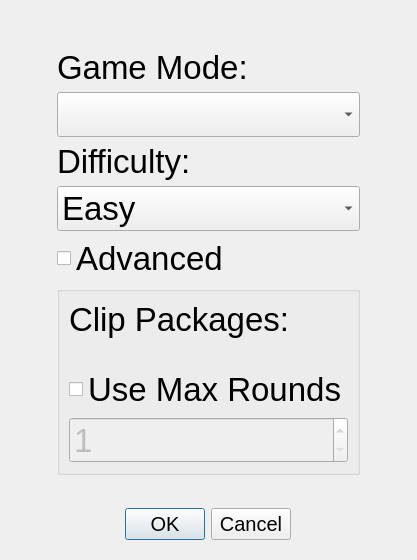
The window that ui/clippackagedialog.ui (tdauth/gustavsfairyland) describes before a commit, drawn with Qt 5.
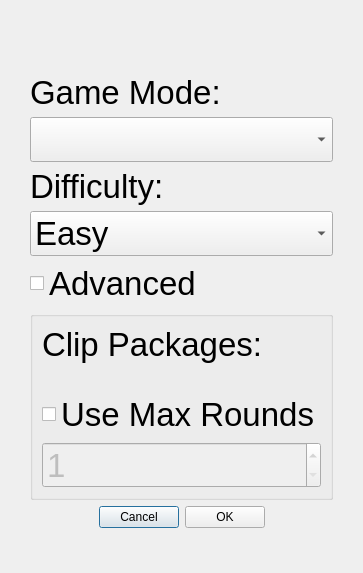
The same window after the commit. Icons and pictures are not drawn.

Patch:
```diff
--- a/ui/clippackagedialog.ui
+++ b/ui/clippackagedialog.ui
@@ -6,8 +6,8 @@
    <rect>
     <x>0</x>
     <y>0</y>
-    <width>417</width>
-    <height>560</height>
+    <width>363</width>
+    <height>573</height>
    </rect>
   </property>
   <property name="windowTitle">
@@ -178,29 +178,62 @@
        </widget>
       </item>
       <item>
-       <spacer name="verticalSpacer">
-        <property name="orientation">
-         <enum>Qt::Vertical</enum>
-        </property>
-        <property name="sizeHint" stdset="0">
-         <size>
-          <width>20</width>
-          <height>40</height>
-         </size>
-        </property>
-       </spacer>
-      </item>
-      <item alignment="Qt::AlignHCenter|Qt::AlignBottom">
-       <widget class="QDialogButtonBox" name="buttonBox">
-        <property name="font">
-         <font>
-          <pointsize>15</pointsize>
-         </font>
-        </property>
-        <property name="standardButtons">
-         <set>QDialogButtonBox::Cancel|QDialogButtonBox::Ok</set>
-        </property>
-       </widget>
+       <layout class="QHBoxLayout" name="horizontalLayout">
+        <item>
+         <spacer name="horizontalSpacer">
+          <property name="orientation">
+           <enum>Qt::Horizontal</enum>
+          </property>
+          <property name="sizeHint" stdset="0">
+           <size>
+            <width>40</width>
+            <height>20</height>
+           </size>
+          </property>
+         </spacer>
+        </item>
+        <item>
+         <widget class="QPushButton" name="cancelPushButton">
+          <property name="text">
+           <string>Cancel</string>
+          </property>
+          <property name="icon">
+           <iconset resource="../oxygen-icons-png-master/oxygen.qrc">
+            <normaloff>:/themes/oxygen/32x32/actions/dialog-close.png</normaloff>:/themes/oxygen/32x32/actions/dialog-close.png</iconset>
+          </property>
+          <property name="iconSize">
+           <size>
+            <width>32</width>
+            <height>32</height>
+           </size>
+          </property>
+         </widget>
+        </item>
+        <item>
+         <widget class="QPushButton" name="okPushButton">
+          <property name="text">
+           <string>OK</string>
+          </property>
+          <property name="icon">
+           <iconset resource="../oxygen-icons-png-master/oxygen.qrc">
+            <normaloff>:/themes/oxygen/32x32/actions/dialog-ok-apply.png</normaloff>:/themes/oxygen/32x32/actions/dialog-ok-apply.png</iconset>
+          </property>
+         </widget>
+        </item>
+        <item>
+         <spacer name="horizontalSpacer_2">
+          <property name="orientation">
+           <enum>Qt::Horizontal</enum>
+          </property>
+          <property name="sizeHint" stdset="0">
+           <size>
+            <width>40</width>
+            <height>20</height>
+           </size>
+          </property>
+         </spacer>
+        </item>
+       </layout>
       </item>
      </layout>
     </widget>
```
Left out of the diff: 36 changed lines with no effect on the pictures.
